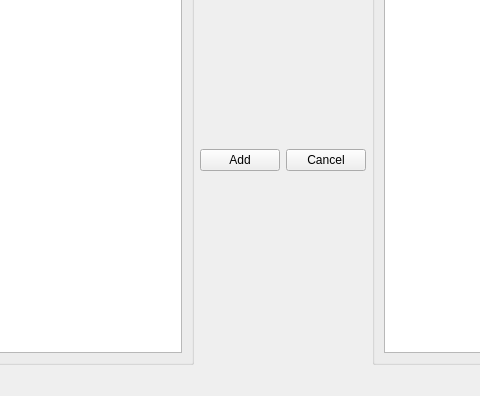
First picture: the form in addrentwindow.ui, repository poskart/qt_carRental, before the edit; both pictures show x 248 to 728 and y 305 to 701 of the 1061 by 701 pixel window.
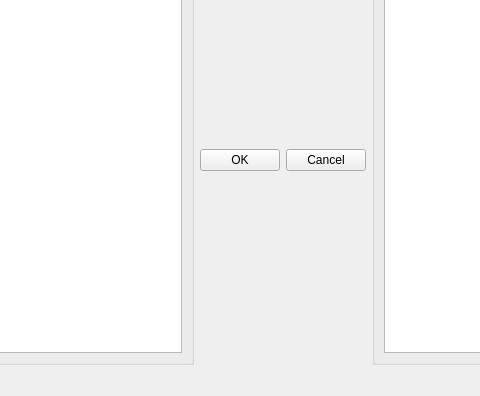
Second picture: the form after the edit.

```diff
--- a/addrentwindow.ui
+++ b/addrentwindow.ui
@@ -109,7 +109,7 @@
              </sizepolicy>
             </property>
             <property name="text">
-             <string>Add</string>
+             <string>OK</string>
             </property>
            </widget>
           </item>
```
